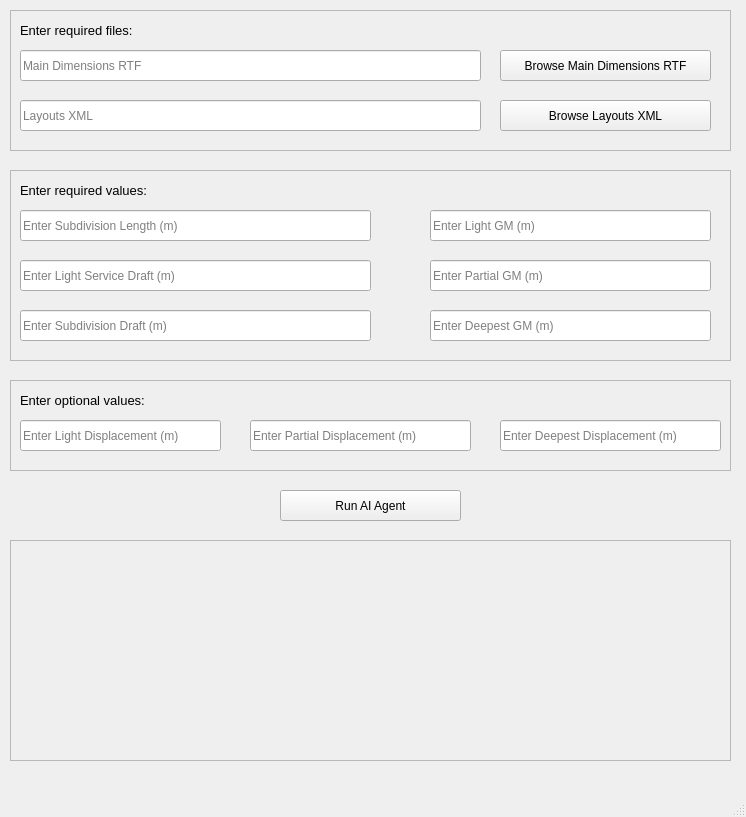
Qt form src/app/ui/agentMainWindow.ui (Conoship/pias) before a commit.
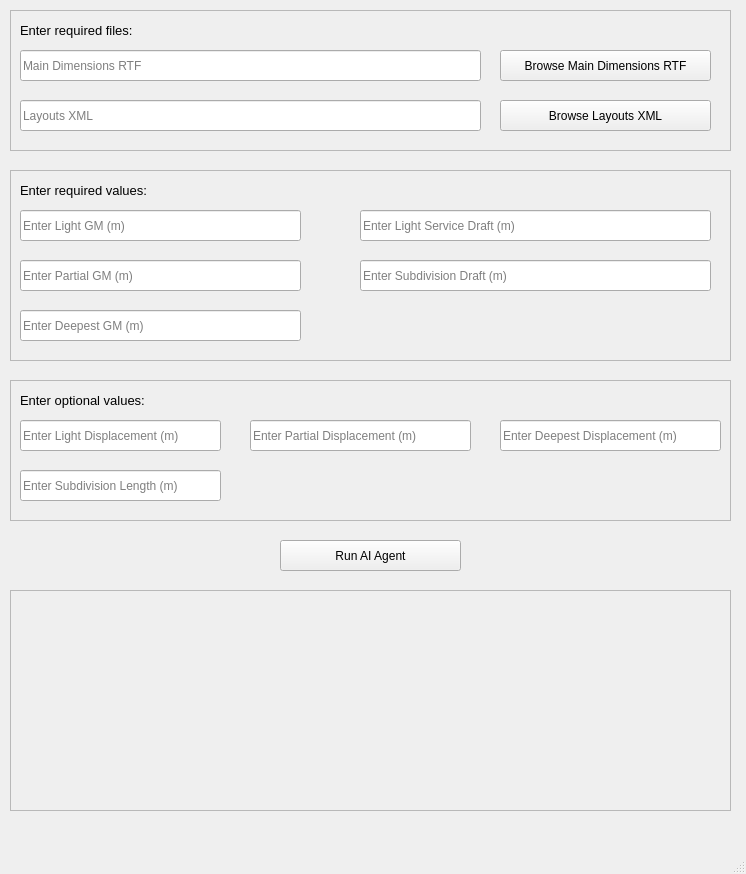
The same form after that commit.

Commit message: Made subdivision length optional and to overwrite loa if it is inputted

Patch:
```diff
--- a/src/app/ui/agentMainWindow.ui
+++ b/src/app/ui/agentMainWindow.ui
@@ -7,7 +7,7 @@
     <x>0</x>
     <y>0</y>
     <width>746</width>
-    <height>817</height>
+    <height>874</height>
    </rect>
   </property>
   <property name="windowTitle">
@@ -18,7 +18,7 @@
     <property name="geometry">
      <rect>
       <x>280</x>
-      <y>490</y>
+      <y>540</y>
       <width>181</width>
       <height>31</height>
      </rect>
@@ -140,29 +140,10 @@
     <property name="frameShadow">
      <enum>QFrame::Raised</enum>
     </property>
-    <widget class="QLineEdit" name="subdivLenLineEdit">
-     <property name="geometry">
-      <rect>
-       <x>10</x>
-       <y>40</y>
-       <width>351</width>
-       <height>31</height>
-      </rect>
-     </property>
-     <property name="readOnly">
-      <bool>false</bool>
-     </property>
-     <property name="placeholderText">
-      <string>Enter Subdivision Length (m)</string>
-     </property>
-     <property name="clearButtonEnabled">
-      <bool>true</bool>
-     </property>
-    </widget>
     <widget class="QLineEdit" name="lightGMLineEdit">
      <property name="geometry">
       <rect>
-       <x>420</x>
+       <x>10</x>
        <y>40</y>
        <width>281</width>
        <height>31</height>
@@ -178,44 +159,6 @@
       <bool>true</bool>
      </property>
     </widget>
-    <widget class="QLineEdit" name="subdivDraftLineEdit">
-     <property name="geometry">
-      <rect>
-       <x>10</x>
-       <y>140</y>
-       <width>351</width>
-       <height>31</height>
-      </rect>
-     </property>
-     <property name="readOnly">
-      <bool>false</bool>
-     </property>
-     <property name="placeholderText">
-      <string>Enter Subdivision Draft (m)</string>
-     </property>
-     <property name="clearButtonEnabled">
-      <bool>true</bool>
-     </property>
-    </widget>
-    <widget class="QLineEdit" name="lightServiceDraftLineEdit">
-     <property name="geometry">
-      <rect>
-       <x>10</x>
-       <y>90</y>
-       <width>351</width>
-       <height>31</height>
-      </rect>
-     </property>
-     <property name="readOnly">
-      <bool>false</bool>
-     </property>
-     <property name="placeholderText">
-      <string>Enter Light Service Draft (m)</string>
-     </property>
-     <property name="clearButtonEnabled">
-      <bool>true</bool>
-     </property>
-    </widget>
     <widget class="QLabel" name="label_2">
      <property name="geometry">
       <rect>
@@ -237,7 +180,7 @@
     <widget class="QLineEdit" name="deepestGMLineEdit">
      <property name="geometry">
       <rect>
-       <x>420</x>
+       <x>10</x>
        <y>140</y>
        <width>281</width>
        <height>31</height>
@@ -256,7 +199,7 @@
     <widget class="QLineEdit" name="partialGMLineEdit">
      <property name="geometry">
       <rect>
-       <x>420</x>
+       <x>10</x>
        <y>90</y>
        <width>281</width>
        <height>31</height>
@@ -272,12 +215,50 @@
       <bool>true</bool>
      </property>
     </widget>
+    <widget class="QLineEdit" name="subdivDraftLineEdit">
+     <property name="geometry">
+      <rect>
+       <x>350</x>
+       <y>90</y>
+       <width>351</width>
+       <height>31</height>
+      </rect>
+     </property>
+     <property name="readOnly">
+      <bool>false</bool>
+     </property>
+     <property name="placeholderText">
+      <string>Enter Subdivision Draft (m)</string>
+     </property>
+     <property name="clearButtonEnabled">
+      <bool>true</bool>
+     </property>
+    </widget>
+    <widget class="QLineEdit" name="lightServiceDraftLineEdit">
+     <property name="geometry">
+      <rect>
+       <x>350</x>
+       <y>40</y>
+       <width>351</width>
+       <height>31</height>
+      </rect>
+     </property>
+     <property name="readOnly">
+      <bool>false</bool>
+     </property>
+     <property name="placeholderText">
+      <string>Enter Light Service Draft (m)</string>
+     </property>
+     <property name="clearButtonEnabled">
+      <bool>true</bool>
+     </property>
+    </widget>
    </widget>
    <widget class="QFrame" name="resultsFrame">
     <property name="geometry">
      <rect>
       <x>10</x>
-      <y>540</y>
+      <y>590</y>
       <width>721</width>
       <height>221</height>
      </rect>
@@ -295,7 +276,7 @@
       <x>10</x>
       <y>380</y>
       <width>721</width>
-      <height>91</height>
+      <height>141</height>
      </rect>
     </property>
     <property name="frameShape">
@@ -379,6 +360,25 @@
       <bool>true</bool>
      </property>
     </widget>
+    <widget class="QLineEdit" name="subdivLenLineEdit">
+     <property name="geometry">
+      <rect>
+       <x>10</x>
+       <y>90</y>
+       <width>201</width>
+       <height>31</height>
+      </rect>
+     </property>
+     <property name="readOnly">
+      <bool>false</bool>
+     </property>
+     <property name="placeholderText">
+      <string>Enter Subdivision Length (m)</string>
+     </property>
+     <property name="clearButtonEnabled">
+      <bool>true</bool>
+     </property>
+    </widget>
    </widget>
   </widget>
   <widget class="QMenuBar" name="menubar">
```
The commit also changes 2 other files.
